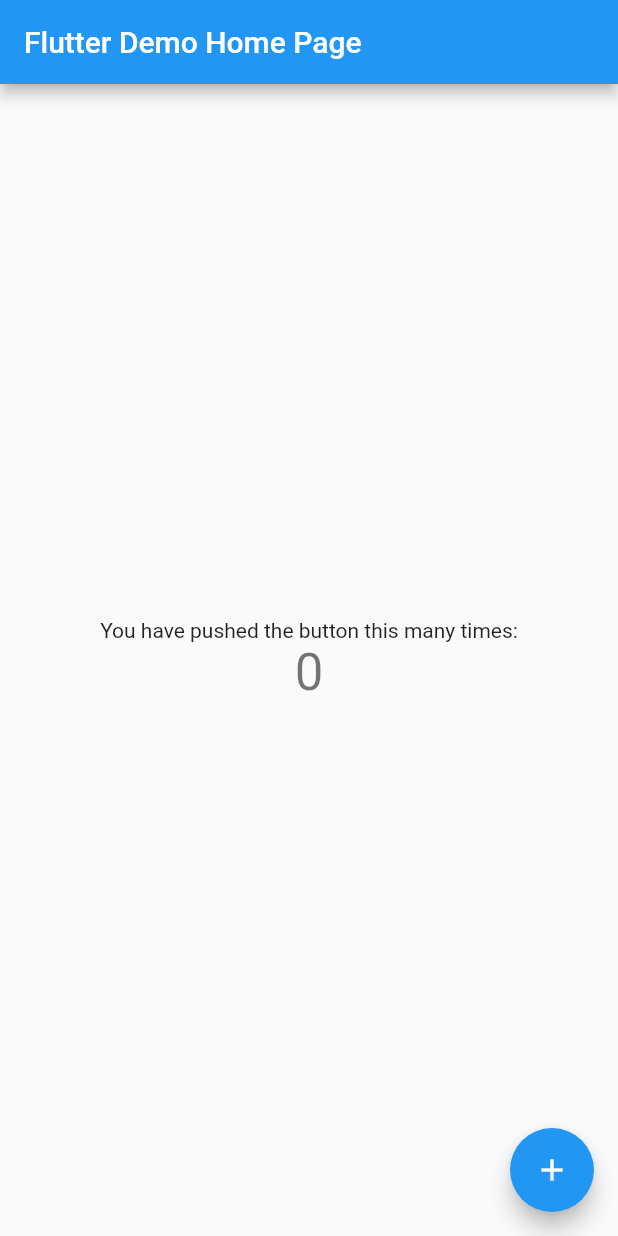
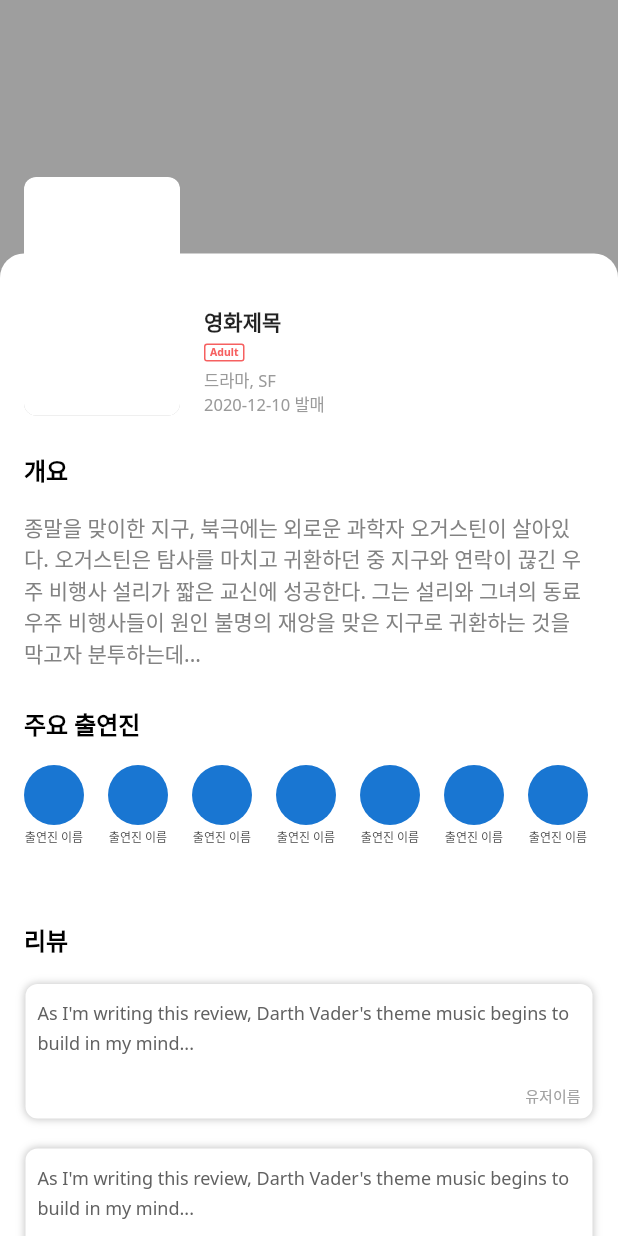
Before and after one commit to valtwo94/flutter_movie, a Flutter app: the screen it shows after launch, on a phone screen of 412 x 824 dp. Run offline on Flutter 3.47's test engine with Material 2 defaults, Android fonts, the phone set to English and light mode, and no system bars; our stand-ins replace flutter_rating_bar, google_fonts.

Commit message:
레이아웃 퍼블리싱 완료

```diff
--- /dev/null
+++ b/lib/components/text/date_text.dart
@@ -0,0 +1,23 @@
+import 'package:flutter/material.dart';
+import 'package:google_fonts/google_fonts.dart';
+
+class DateText extends StatelessWidget {
+  final String text;
+  final double size;
+  const DateText({
+    Key key,
+    this.text: '2021-12-12',
+    this.size: 9,
+  }) : super(key: key);
+
+  @override
+  Widget build(BuildContext context) {
+    return Text(
+      text,
+      style: GoogleFonts.notoSans(
+          fontWeight: FontWeight.w400,
+          fontSize: size,
+          color: Color.fromRGBO(154, 154, 154, 1)),
+    );
+  }
+}
--- /dev/null
+++ b/lib/components/text/genre_text.dart
@@ -0,0 +1,24 @@
+import 'package:flutter/material.dart';
+import 'package:google_fonts/google_fonts.dart';
+
+class GenreText extends StatelessWidget {
+  final String text;
+  final double size;
+
+  const GenreText({
+    Key key,
+    this.text: '',
+    this.size: 9,
+  }) : super(key: key);
+
+  @override
+  Widget build(BuildContext context) {
+    return Text(
+      text,
+      style: GoogleFonts.notoSans(
+          fontWeight: FontWeight.w400,
+          fontSize: size,
+          color: Color.fromRGBO(154, 154, 154, 1)),
+    );
+  }
+}
--- /dev/null
+++ b/lib/components/text/title_text.dart
@@ -0,0 +1,24 @@
+import 'package:flutter/material.dart';
+
+class TitleText extends StatelessWidget {
+  final String title;
+  final double size;
+
+  const TitleText({
+    Key key,
+    this.title: '',
+    this.size: 20,
+  }) : super(key: key);
+
+  @override
+  Widget build(BuildContext context) {
+    return Text(
+      title,
+      style: TextStyle(
+        color: Colors.black,
+        fontWeight: FontWeight.w700,
+        fontSize: size,
+      ),
+    );
+  }
+}
--- a/lib/main.dart
+++ b/lib/main.dart
@@ -1,4 +1,6 @@
 import 'package:flutter/material.dart';
+import 'package:flutter_movie/screens/movie/detail_screen.dart';
+import 'package:flutter_movie/screens/movie/list_screen.dart';
 
 void main() {
   runApp(MyApp());
@@ -9,94 +11,13 @@ class MyApp extends StatelessWidget {
   @override
   Widget build(BuildContext context) {
     return MaterialApp(
-      title: 'Flutter Demo',
+      title: '아테나스 랩 코딩테스트',
       debugShowCheckedModeBanner: false,
-      home: MyHomePage(title: 'Flutter Demo Home Page'),
+      home: MovieDetailScreen(),
+      routes: {
+        MovieListScreen.id: (context) => MovieListScreen(),
+        MovieDetailScreen.id: (context) => MovieDetailScreen()
+      },
     );
   }
 }
-
-class MyHomePage extends StatefulWidget {
-  MyHomePage({Key key, this.title}) : super(key: key);
-
-  // This widget is the home page of your application. It is stateful, meaning
-  // that it has a State object (defined below) that contains fields that affect
-  // how it looks.
-
-  // This class is the configuration for the state. It holds the values (in this
-  // case the title) provided by the parent (in this case the App widget) and
-  // used by the build method of the State. Fields in a Widget subclass are
-  // always marked "final".
-
-  final String title;
-
-  @override
-  _MyHomePageState createState() => _MyHomePageState();
-}
-
-class _MyHomePageState extends State<MyHomePage> {
-  int _counter = 0;
-
-  void _incrementCounter() {
-    setState(() {
-      // This call to setState tells the Flutter framework that something has
-      // changed in this State, which causes it to rerun the build method below
-      // so that the display can reflect the updated values. If we changed
-      // _counter without calling setState(), then the build method would not be
-      // called again, and so nothing would appear to happen.
-      _counter++;
-    });
-  }
-
-  @override
-  Widget build(BuildContext context) {
-    // This method is rerun every time setState is called, for instance as done
-    // by the _incrementCounter method above.
-    //
-    // The Flutter framework has been optimized to make rerunning build methods
-    // fast, so that you can just rebuild anything that needs updating rather
-    // than having to individually change instances of widgets.
-    return Scaffold(
-      appBar: AppBar(
-        // Here we take the value from the MyHomePage object that was created by
-        // the App.build method, and use it to set our appbar title.
-        title: Text(widget.title),
-      ),
-      body: Center(
-        // Center is a layout widget. It takes a single child and positions it
-        // in the middle of the parent.
-        child: Column(
-          // Column is also a layout widget. It takes a list of children and
-          // arranges them vertically. By default, it sizes itself to fit its
-          // children horizontally, and tries to be as tall as its parent.
-          //
-          // Invoke "debug painting" (press "p" in the console, choose the
-          // "Toggle Debug Paint" action from the Flutter Inspector in Android
-          // Studio, or the "Toggle Debug Paint" command in Visual Studio Code)
-          // to see the wireframe for each widget.
-          //
-          // Column has various properties to control how it sizes itself and
-          // how it positions its children. Here we use mainAxisAlignment to
-          // center the children vertically; the main axis here is the vertical
-          // axis because Columns are vertical (the cross axis would be
-          // horizontal).
-          mainAxisAlignment: MainAxisAlignment.center,
-          children: <Widget>[
-            Text(
-              'You have pushed the button this many times:',
-            ),
-            Text(
-              '$_counter',
-              style: Theme.of(context).textTheme.headline4,
-            ),
-          ],
-        ),
-      ),
-      floatingActionButton: FloatingActionButton(
-        onPressed: _incrementCounter,
-        tooltip: 'Increment',
-        child: Icon(Icons.add),
-      ), // This trailing comma makes auto-formatting nicer for build methods.
-    );
-  }
-}
--- /dev/null
+++ b/lib/screens/movie/detail_screen.dart
@@ -0,0 +1,244 @@
+import 'package:flutter/material.dart';
+import 'package:flutter_movie/components/text/Genre_text.dart';
+import 'package:flutter_movie/components/text/date_text.dart';
+import 'package:flutter_movie/components/text/title_text.dart';
+import 'package:flutter_movie/utils/dummy.dart';
+import 'package:flutter_movie/utils/shadow.dart';
+import 'package:google_fonts/google_fonts.dart';
+
+class MovieDetailScreen extends StatelessWidget {
+  static final String id = '/movie/detail';
+
+  @override
+  Widget build(BuildContext context) {
+    return Scaffold(
+      extendBodyBehindAppBar: true,
+      appBar: AppBar(
+        backgroundColor: Colors.transparent,
+        shadowColor: Colors.transparent,
+      ),
+      body: SingleChildScrollView(
+        scrollDirection: Axis.vertical,
+        child: Stack(
+          children: [
+            Container(
+              width: double.infinity,
+              height: 297,
+              decoration: BoxDecoration(color: Colors.grey),
+            ),
+            Container(
+              width: double.infinity,
+              margin: EdgeInsets.only(
+                top: 169,
+              ),
+              decoration: BoxDecoration(
+                  color: Colors.white,
+                  borderRadius: BorderRadius.only(
+                      topLeft: Radius.circular(16),
+                      topRight: Radius.circular(16))),
+              padding:
+                  EdgeInsets.only(top: 132, left: 16, right: 16, bottom: 76),
+              child: Column(
+                crossAxisAlignment: CrossAxisAlignment.start,
+                children: [
+                  TitleText(
+                    title: '개요',
+                    size: 16,
+                  ),
+                  SizedBox(
+                    height: 16,
+                  ),
+                  Container(
+                    child: Text(
+                      dummyDescription,
+                      maxLines: 7,
+                      overflow: TextOverflow.ellipsis,
+                      style: GoogleFonts.notoSans(
+                        fontWeight: FontWeight.w400,
+                        fontSize: 14,
+                        color: Color.fromRGBO(130, 130, 130, 1),
+                      ),
+                    ),
+                  ),
+                  SizedBox(
+                    height: 24,
+                  ),
+                  // 주요 출연진
+                  TitleText(
+                    title: '주요 출연진',
+                    size: 16,
+                  ),
+                  SizedBox(
+                    height: 16,
+                  ),
+                  Container(
+                    height: 80,
+                    child: ListView.builder(
+                        shrinkWrap: true,
+                        scrollDirection: Axis.horizontal,
+                        itemCount: 8,
+                        itemBuilder: (context, index) {
+                          return Container(
+                            margin: EdgeInsets.only(right: 16),
+                            child: Column(
+                              children: [
+                                CircleAvatar(
+                                  radius: 20,
+                                ),
+                                SizedBox(
+                                  height: 2,
+                                ),
+                                Text(
+                                  '출연진 이름',
+                                  style: GoogleFonts.notoSans(
+                                      fontSize: 8, fontWeight: FontWeight.w400),
+                                ),
+                              ],
+                            ),
+                          );
+                        }),
+                  ),
+                  SizedBox(
+                    height: 24,
+                  ),
+                  //리뷰
+                  TitleText(
+                    title: '리뷰',
+                    size: 16,
+                  ),
+                  SizedBox(
+                    height: 16,
+                  ),
+                  GridView.builder(
+                      padding: EdgeInsets.zero,
+                      shrinkWrap: true,
+                      itemCount: 3,
+                      primary: false,
+                      gridDelegate: SliverGridDelegateWithFixedCrossAxisCount(
+                        crossAxisCount: 1,
+                        mainAxisSpacing: 16,
+                        childAspectRatio: 288 / 71,
+                      ),
+                      itemBuilder: (context, index) {
+                        return Container(
+                          padding: EdgeInsets.all(8),
+                          margin:
+                              EdgeInsets.symmetric(horizontal: 1, vertical: 2),
+                          decoration: BoxDecoration(
+                              color: Colors.white,
+                              borderRadius: BorderRadius.circular(8),
+                              boxShadow: [
+                                BoxShadow(
+                                    color: Color.fromRGBO(0, 0, 0, 0.25),
+                                    blurRadius: 4)
+                              ]),
+                          child: Column(
+                            mainAxisAlignment: MainAxisAlignment.spaceBetween,
+                            children: [
+                              Text(
+                                dummyReview,
+                                style: GoogleFonts.notoSans(
+                                  height: 1.7,
+                                  fontSize: 12,
+                                  fontWeight: FontWeight.w400,
+                                  color: Color.fromRGBO(97, 97, 97, 1),
+                                ),
+                              ),
+                              Row(
+                                mainAxisAlignment: MainAxisAlignment.end,
+                                children: [
+                                  Text(
+                                    '유저이름',
+                                    style: GoogleFonts.notoSans(
+                                      fontWeight: FontWeight.w400,
+                                      fontSize: 10,
+                                      color: Color.fromRGBO(161, 161, 161, 1),
+                                    ),
+                                  )
+                                ],
+                              )
+                            ],
+                          ),
+                        );
+                      })
+                ],
+              ),
+            ),
+
+            //이미지 + 영화 상세 인포
+            Positioned(
+              top: 118,
+              left: 16,
+              child: Container(
+                decoration: BoxDecoration(color: Colors.transparent),
+                child: Row(
+                  mainAxisAlignment: MainAxisAlignment.spaceBetween,
+                  crossAxisAlignment: CrossAxisAlignment.end,
+                  children: [
+                    Container(
+                      width: 104,
+                      height: 159,
+                      decoration: BoxDecoration(
+                        borderRadius: BorderRadius.circular(8),
+                        color: Colors.white,
+                        boxShadow: itemShadow,
+                      ),
+                    ),
+                    SizedBox(
+                      width: 16,
+                    ),
+                    Column(
+                      crossAxisAlignment: CrossAxisAlignment.start,
+                      mainAxisAlignment: MainAxisAlignment.end,
+                      children: [
+                        Text(
+                          '영화제목',
+                          style: GoogleFonts.notoSans(
+                            fontWeight: FontWeight.w700,
+                          ),
+                        ),
+                        SizedBox(
+                          height: 4,
+                        ),
+                        Container(
+                          width: 27,
+                          height: 12,
+                          decoration: BoxDecoration(
+                              borderRadius: BorderRadius.circular(2),
+                              border: Border.all(
+                                width: 1,
+                                color: Color.fromRGBO(246, 96, 96, 1),
+                              )),
+                          child: Center(
+                            child: Text(
+                              'Adult',
+                              style: GoogleFonts.notoSans(
+                                  color: Color.fromRGBO(246, 96, 96, 1),
+                                  fontSize: 7,
+                                  fontWeight: FontWeight.w700),
+                            ),
+                          ),
+                        ),
+                        SizedBox(
+                          height: 4,
+                        ),
+                        GenreText(
+                          text: '드라마, SF',
+                          size: 11,
+                        ),
+                        DateText(
+                          text: '2020-12-10 발매',
+                          size: 11,
+                        )
+                      ],
+                    )
+                  ],
+                ),
+              ),
+            )
+          ],
+        ),
+      ),
+    );
+  }
+}
--- /dev/null
+++ b/lib/utils/dummy.dart
@@ -0,0 +1,5 @@
+final String dummyDescription =
+    '종말을 맞이한 지구, 북극에는 외로운 과학자 오거스틴이 살아있다. 오거스틴은 탐사를 마치고 귀환하던 중 지구와 연락이 끊긴 우주 비행사 설리가 짧은 교신에 성공한다. 그는 설리와 그녀의 동료 우주 비행사들이 원인 불명의 재앙을 맞은 지구로 귀환하는 것을 막고자 분투하는데...';
+
+final String dummyReview =
+    "As I'm writing this review, Darth Vader's theme music begins to build in my mind...";
--- /dev/null
+++ b/lib/utils/shadow.dart
@@ -0,0 +1,5 @@
+import 'package:flutter/material.dart';
+
+final List<BoxShadow> itemShadow = [
+  BoxShadow(color: Colors.black.withOpacity(0.25)),
+];
--- a/pubspec.yaml
+++ b/pubspec.yaml
@@ -25,9 +25,12 @@ dependencies:
     sdk: flutter
 
 
+
   # The following adds the Cupertino Icons font to your application.
   # Use with the CupertinoIcons class for iOS style icons.
   cupertino_icons: ^1.0.2
+  google_fonts: ^2.0.0
+  flutter_rating_bar: ^4.0.0
 
 dev_dependencies:
   flutter_test:
```
Also changed, not shown: lib/components/list/movie_list.dart (added, +115 -0 lines), lib/screens/movie/list_screen.dart (added, +96 -0 lines), lib/components/text/item_title_text.dart (added), pubspec.lock, 3 other files.
